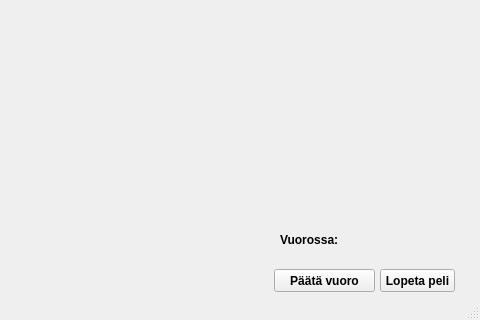
zoljaxity/ohjtek_ht, file ryhmarama/ElectionGame/Student/mainwindow.ui: the form before one commit; both pictures show x 320 to 800 and y 280 to 600 of the 800 by 600 pixel window.
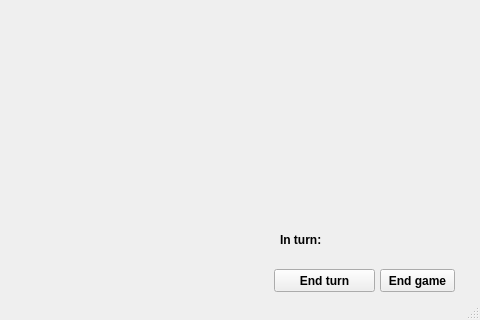
The form after the commit.

```diff
--- a/ryhmarama/ElectionGame/Student/mainwindow.ui
+++ b/ryhmarama/ElectionGame/Student/mainwindow.ui
@@ -36,7 +36,7 @@
      </rect>
     </property>
     <property name="text">
-     <string>Lopeta peli</string>
+     <string>End game</string>
     </property>
    </widget>
    <widget class="QWidget" name="gridWidget" native="true">
@@ -127,7 +127,7 @@
      </rect>
     </property>
     <property name="text">
-     <string>Vuorossa:</string>
+     <string>In turn:</string>
     </property>
    </widget>
    <widget class="QPushButton" name="endTurnButton">
@@ -140,7 +140,7 @@
      </rect>
     </property>
     <property name="text">
-     <string>Päätä vuoro</string>
+     <string>End turn</string>
     </property>
    </widget>
   </widget>
```
